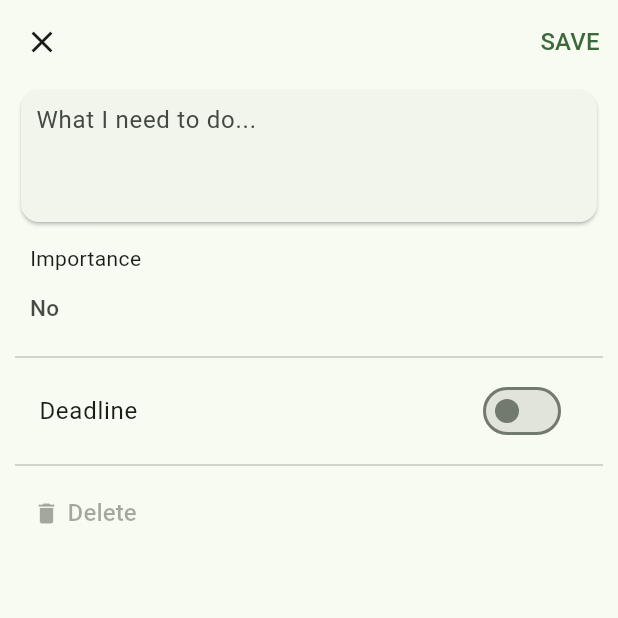
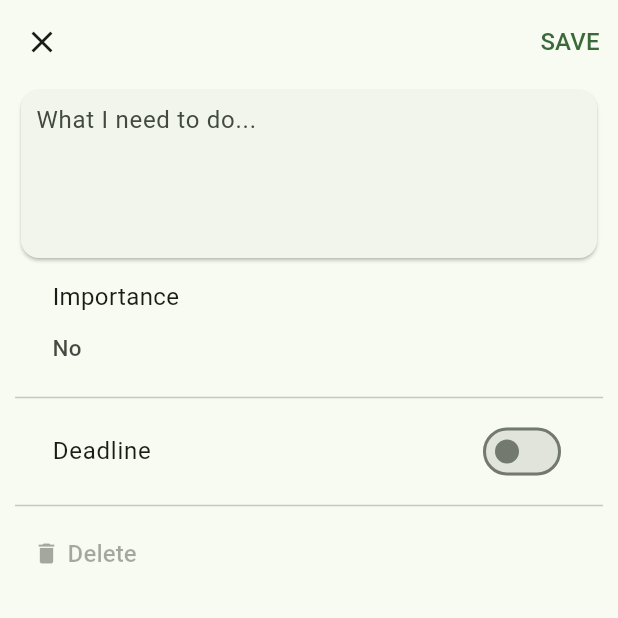
Before and after one commit to vladdan16/todo_list, a Flutter app: the TaskPage screen opened directly, on a phone screen of 412 x 824 dp, the top half of it. Run offline on Flutter 3.47's test engine with Material 2 defaults, Android fonts, the phone set to English and light mode, and no system bars; drawn by our look-alikes of dynamic_color; our stand-ins replace easy_dynamic_theme, easy_localization, logger, shared_preferences; accounts and stored records are empty.

Commit message:
fix counter and switch

```diff
--- a/lib/core/task_database.dart
+++ b/lib/core/task_database.dart
@@ -29,6 +29,9 @@ final class TaskDatabase {
   }
 
   void removeTask(ToDo task) {
+    if (task.done) {
+      _completed--;
+    }
     _tasks.remove(task);
     if (_uncompletedTasks.contains(task)) {
       _uncompletedTasks.remove(task);
--- a/lib/pages/task_page.dart
+++ b/lib/pages/task_page.dart
@@ -97,18 +97,21 @@ class _TaskPageState extends State<TaskPage> {
                             hintText: 'task_description'.tr(),
                             border: InputBorder.none,
                           ),
-                          minLines: 3,
+                          minLines: 4,
                           maxLines: null,
                         ),
                       ),
                     ),
                     const SizedBox(height: 10),
                     Padding(
-                      padding: const EdgeInsets.only(left: 10),
+                      padding: const EdgeInsets.only(left: 25),
                       child: Column(
                         crossAxisAlignment: CrossAxisAlignment.start,
                         children: [
-                          const Text('importance').tr(),
+                          const Text(
+                            'importance',
+                            style: TextStyle(fontSize: 16),
+                          ).tr(),
                           // subtitle: Text(curTask.importance.name).tr(),
                           DropdownButton<Importance>(
                             value: curTask.importance,
@@ -173,10 +176,59 @@ class _TaskPageState extends State<TaskPage> {
                     ),
                     const Divider(),
                     SwitchListTile(
-                      title: const Text('deadline').tr(),
-                      subtitle: curTask.deadline != null
-                          ? Text(curTask.deadline?.date ?? '')
-                          : null,
+                      title: Column(
+                        crossAxisAlignment: CrossAxisAlignment.start,
+                        children: [
+                          Text('  ${'deadline'.tr()}'),
+                          if (curTask.deadline != null)
+                            Align(
+                              alignment: Alignment.centerLeft,
+                              child: TextButton(
+                                onPressed: () {
+                                  var currentDate = DateTime.now();
+                                  showDatePicker(
+                                    context: context,
+                                    initialDate: currentDate.add(
+                                      const Duration(days: 1),
+                                    ),
+                                    firstDate: currentDate,
+                                    lastDate: DateTime(2030),
+                                  ).then((value) {
+                                    if (value != null) {
+                                      curTask.deadline = value;
+                                    }
+                                    setState(() {});
+                                  });
+                                },
+                                child: Text(curTask.deadline?.date ?? ''),
+                              ),
+                            ),
+                        ],
+                      ),
+                      // subtitle: curTask.deadline != null
+                      //     ? Align(
+                      //         alignment: Alignment.centerLeft,
+                      //         child: TextButton(
+                      //           onPressed: () {
+                      //             var currentDate = DateTime.now();
+                      //             showDatePicker(
+                      //               context: context,
+                      //               initialDate: currentDate.add(
+                      //                 const Duration(days: 1),
+                      //               ),
+                      //               firstDate: currentDate,
+                      //               lastDate: DateTime(2030),
+                      //             ).then((value) {
+                      //               if (value != null) {
+                      //                 curTask.deadline = value;
+                      //               }
+                      //               setState(() {});
+                      //             });
+                      //           },
+                      //           child: Text(curTask.deadline?.date ?? ''),
+                      //         ),
+                      //       )
+                      //     : null,
                       value: curTask.hasDeadline,
                       onChanged: (bool value) {
                         curTask.hasDeadline = value;
@@ -200,6 +252,7 @@ class _TaskPageState extends State<TaskPage> {
                           curTask.deadline = null;
                           curTask.hasDeadline = false;
                         }
+                        setState(() {});
                       },
                     ),
                     const Divider(),
```
